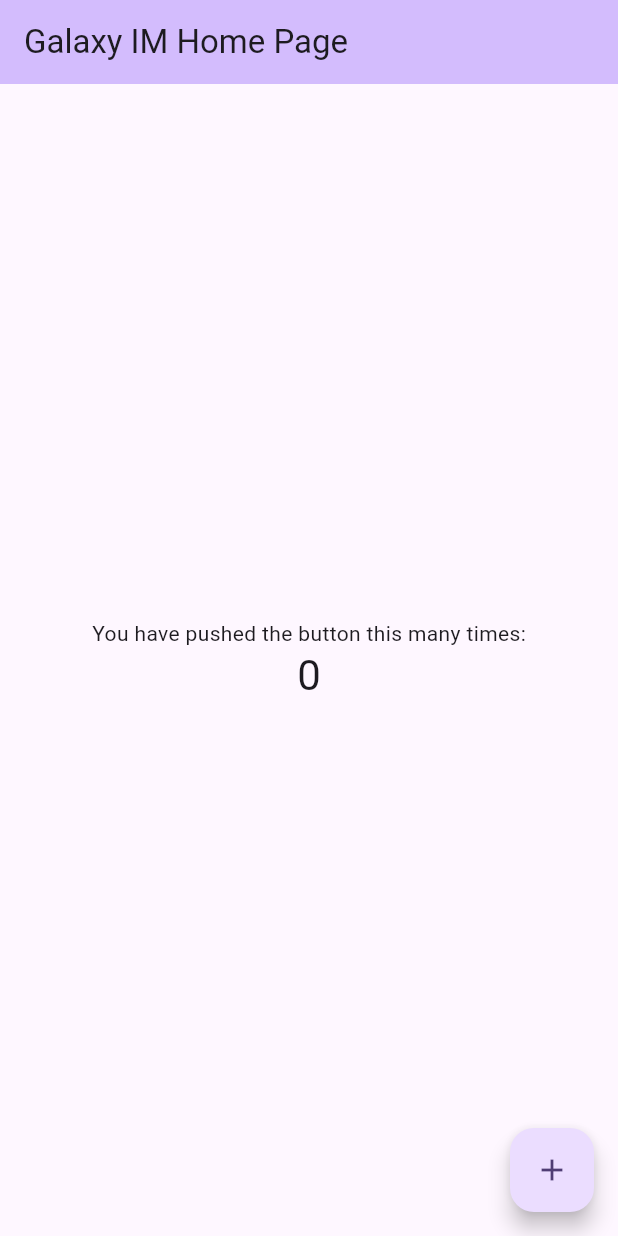
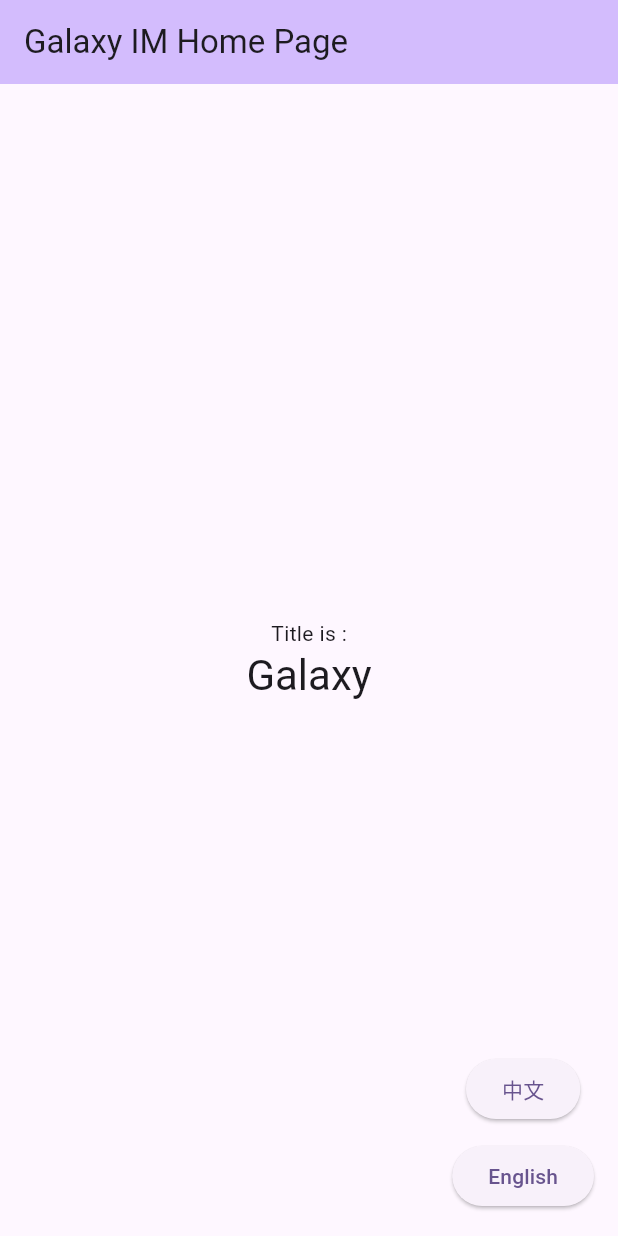
Before and after one commit to anycall/galaxy_im, a Flutter app: the screen it shows after launch, on a phone screen of 412 x 824 dp. Run offline on Flutter 3.47's test engine with Material 2 defaults, Android fonts, the phone set to English and light mode, and no system bars; our stand-ins replace get, shared_preferences.

Commit message:
update：添加国际化工具

```diff
--- /dev/null
+++ b/assets/l10n/en.json
@@ -0,0 +1,5 @@
+{
+    "hello": "Hello",
+    "galaxy": "Galaxy",
+    "titleIs": "Title is :"
+}
--- /dev/null
+++ b/assets/l10n/zh.json
@@ -0,0 +1,5 @@
+{
+    "hello": "你好",
+    "galaxy": "银河",
+    "titleIs": "标题是:"
+}
--- /dev/null
+++ b/lib/Helper/Helper.dart
@@ -0,0 +1,7 @@
+import 'package:galaxy_im/Helper/LocalizationService.dart';
+
+class Helper {
+  static final LocalizationService _localizationService = LocalizationService();
+
+  static LocalizationService get localizationService => _localizationService;
+}
--- /dev/null
+++ b/lib/Helper/LocalizationService.dart
@@ -0,0 +1,71 @@
+import 'dart:convert';
+import 'dart:ui';
+
+import 'package:flutter/services.dart';
+import 'package:get/get.dart';
+import 'package:shared_preferences/shared_preferences.dart';
+
+class LocalizationService extends GetxController {
+  static final LocalizationService _instance = LocalizationService._internal();
+
+  factory LocalizationService() {
+    return _instance;
+  }
+
+  LocalizationService._internal();
+
+  final String defaultString = 'en';
+  late String _currentString;
+  var localizedStrings = <String, dynamic>{}.obs;
+
+  String get currentLocale => _currentString;
+
+  Future<void> init() async {
+    SharedPreferences prefs = await SharedPreferences.getInstance();
+    String? savedLocale = prefs.getString('locale');
+    String systemLocale = PlatformDispatcher.instance.locale.languageCode;
+
+    if (savedLocale != null) {
+      _currentString = savedLocale;
+    }
+    else if (systemLocale == 'zh' || systemLocale == 'en') {
+      _currentString = systemLocale;
+    }
+    else {
+      _currentString = defaultString;
+    }
+    await loadJsonLocale(_currentString);
+    // Intl.defaultLocale = _currentString;
+  }
+
+
+  Future<void> loadJsonLocale(String locale) async {
+    final String fileName = 'assets/l10n/$locale.json';
+    //TODO: 从本地文件加载本地化文本
+
+    try {
+      final jsonString = await rootBundle.loadString(fileName);
+      final jsonMap = json.decode(jsonString);
+      localizedStrings.value = jsonMap;
+    } catch (e) {
+      // 如果加载或解析失败，可以添加适当的错误处理，在这里可以设置默认的本地化文本或采取其他措施
+    }
+  }
+
+  String translate(String key) {
+    if (localizedStrings[key] == null) {
+      // 在未找到翻译时，返回一个默认的占位文本或采取其他措施
+      return 'Translation not found for $key';
+    }
+    return localizedStrings[key];
+  }
+
+  Future<void> setLocale(String locale) async {
+    _currentString = locale;
+    await loadJsonLocale(_currentString);
+    // Intl.defaultLocale = _currentString;
+
+    final SharedPreferences prefs = await SharedPreferences.getInstance();
+    await prefs.setString('locale', _currentString);
+  }
+}
--- a/lib/main.dart
+++ b/lib/main.dart
@@ -1,6 +1,12 @@
 import 'package:flutter/material.dart';
+import 'package:galaxy_im/Helper/Helper.dart';
+import 'package:get/get.dart';
 
-void main() {
+import 'Helper/LocalizationService.dart';
+
+void main() async {
+  WidgetsFlutterBinding.ensureInitialized();
+  await Helper.localizationService.init();
   runApp(const MyApp());
 }
 
@@ -10,28 +16,22 @@ class MyApp extends StatelessWidget {
   // This widget is the root of your application.
   @override
   Widget build(BuildContext context) {
-    return MaterialApp(
+    Get.put(Helper.localizationService);
+
+    return GetMaterialApp(
       title: 'Galaxy IM',
       theme: ThemeData(
-        // This is the theme of your application.
-        //
-        // TRY THIS: Try running your application with "flutter run". You'll see
-        // the application has a blue toolbar. Then, without quitting the app,
-        // try changing the seedColor in the colorScheme below to Colors.green
-        // and then invoke "hot reload" (save your changes or press the "hot
-        // reload" button in a Flutter-supported IDE, or press "r" if you used
-        // the command line to start the app).
-        //
-        // Notice that the counter didn't reset back to zero; the application
-        // state is not lost during the reload. To reset the state, use hot
-        // restart instead.
-        //
-        // This works for code too, not just values: Most code changes can be
-        // tested with just a hot reload.
         colorScheme: ColorScheme.fromSeed(seedColor: Colors.deepPurple),
         useMaterial3: true,
       ),
-      home: const MyHomePage(title: 'Galaxy IM Home Page'),
+      home: GetBuilder<LocalizationService>(
+        builder: (controller) {
+          // 这里的builder函数会在参数变化时自动被调用
+          return Obx(() => MyHomePage(
+              title:
+                  '${Helper.localizationService.translate('galaxy')} IM Home Page'));
+        },
+      ),
     );
   }
 }
@@ -55,19 +55,6 @@ class MyHomePage extends StatefulWidget {
 }
 
 class _MyHomePageState extends State<MyHomePage> {
-  int _counter = 0;
-
-  void _incrementCounter() {
-    setState(() {
-      // This call to setState tells the Flutter framework that something has
-      // changed in this State, which causes it to rerun the build method below
-      // so that the display can reflect the updated values. If we changed
-      // _counter without calling setState(), then the build method would not be
-      // called again, and so nothing would appear to happen.
-      _counter++;
-    });
-  }
-
   @override
   Widget build(BuildContext context) {
     // This method is rerun every time setState is called, for instance as done
@@ -105,20 +92,34 @@ class _MyHomePageState extends State<MyHomePage> {
           // wireframe for each widget.
           mainAxisAlignment: MainAxisAlignment.center,
           children: <Widget>[
-            const Text(
-              'You have pushed the button this many times:',
+            Text(
+              Helper.localizationService.translate('titleIs'),
             ),
             Text(
-              '$_counter',
+              Helper.localizationService.translate('galaxy'),
               style: Theme.of(context).textTheme.headlineMedium,
             ),
           ],
         ),
       ),
-      floatingActionButton: FloatingActionButton(
-        onPressed: _incrementCounter,
-        tooltip: 'Increment',
-        child: const Icon(Icons.add),
+      //右下角放两个按钮，一个button显示'中文'，一个button显示'English'
+      floatingActionButton: Column(
+        mainAxisAlignment: MainAxisAlignment.end,
+        children: [
+          ElevatedButton(
+            onPressed: () {
+              Helper.localizationService.setLocale('zh');
+            },
+            child: Text("中文"),
+          ),
+          const SizedBox(height: 10),
+          ElevatedButton(
+            onPressed: () {
+              Helper.localizationService.setLocale('en');
+            },
+            child: Text("English"),
+          ),
+        ],
       ), // This trailing comma makes auto-formatting nicer for build methods.
     );
   }
```
Also changed, not shown: pubspec.yaml (+6 -10 lines), pubspec.lock, 8 other files.
